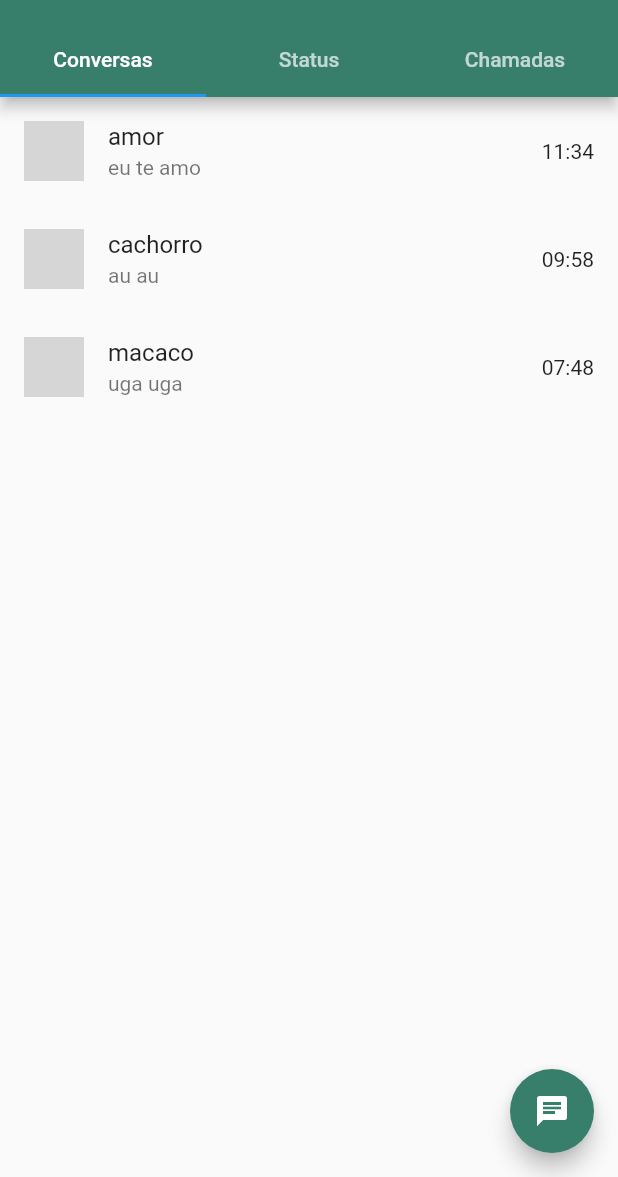
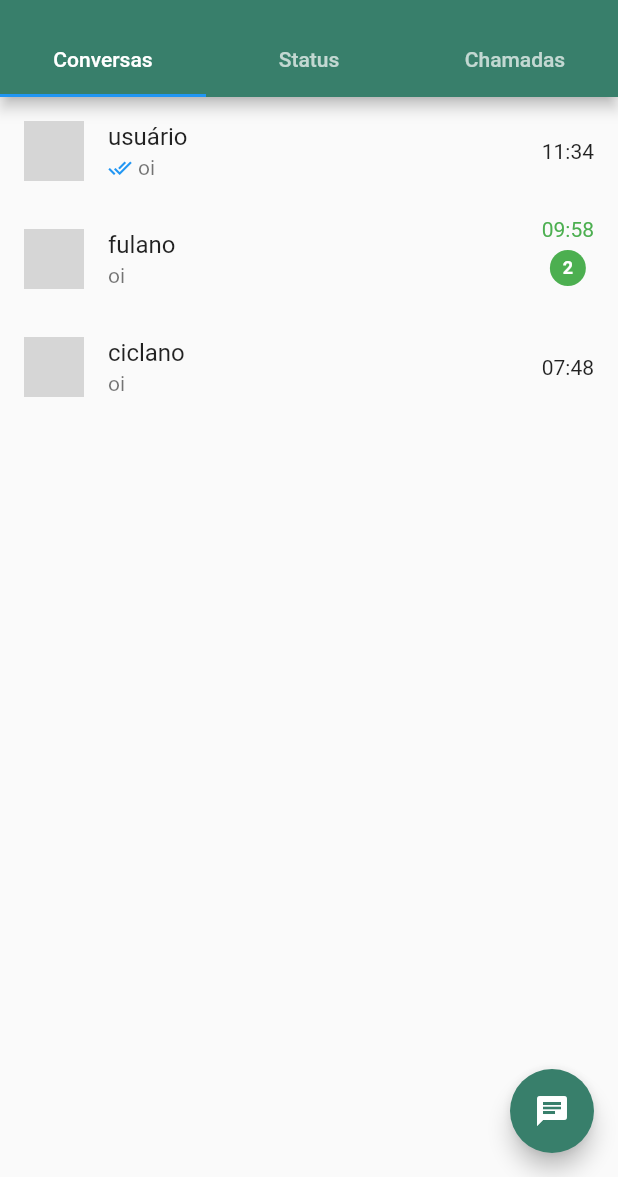
Before and after one commit to maluroojas/pdm, a Flutter app: the screen it shows after launch, on a phone screen of 412 x 824 dp, the part 59-1236 px from its top. Run offline on Flutter 3.47's test engine with Material 2 defaults, Android fonts, the phone set to English and light mode, and no system bars; network calls fail; grey boxes are pictures that could not be loaded.

Commit message:
Add files via upload

```diff
--- a/lib/chamadas.dart
+++ b/lib/chamadas.dart
@@ -1,3 +1,5 @@
+// ignore_for_file: prefer_const_constructors
+
 import 'package:flutter/material.dart';
 
 class Chamadas extends StatelessWidget {
--- a/lib/conversas.dart
+++ b/lib/conversas.dart
@@ -1,4 +1,4 @@
-// ignore_for_file: prefer_const_constructors, duplicate_ignore, avoid_print
+// ignore_for_file: prefer_const_constructors, duplicate_ignore, avoid_print, prefer_const_literals_to_create_immutables
 
 import 'package:flutter/material.dart';
 
@@ -11,40 +11,70 @@ class Conversas extends StatelessWidget {
       children: [
         // ignore: duplicate_ignore
         ListTile(
-              onTap:() {
+          onTap: () {
             print("A convera foi clicada");
           },
           // ignore: prefer_const_constructors
           leading: CircleAvatar(
-                backgroundImage: NetworkImage(
-                    ""),
+            backgroundImage: NetworkImage(""),
           ),
-              title: Text("amor"),
-              subtitle: Text("eu te amo"),
-              trailing: Text("11:34"),
+          title: Text("usuário"),
+          subtitle: Row(
+            children: [
+              Icon(
+                Icons.done_all,
+                size: 16,
+                color: Colors.blue,
+              ),
+              SizedBox(width: 4),
+              Text("oi"),
+            ],
+          ),
+          trailing: Text(
+            "11:34",
+          ),
         ),
         ListTile(
-              onTap:() {
+          onTap: () {
             print("A convera foi clicada");
           },
           leading: CircleAvatar(
-                backgroundImage: NetworkImage(
-                    "https://i.pinimg.com/564x/65/c9/b6/65c9b6dd6669c488658b9b132523c8a9.jpg"),
+            backgroundImage: NetworkImage(""),
           ),
-              title: Text("cachorro"),
-              subtitle: Text("au au"),
-              trailing: Text("09:58"),
+          title: Text("fulano"),
+          subtitle: Text("oi"),
+          trailing: Column(
+            children: [
+              Text(
+                "09:58",
+                style: TextStyle(
+                  color: Colors.green,
+                ),
+              ),
+              SizedBox(height: 6),
+              CircleAvatar(
+                backgroundColor: Colors.green,
+                radius: 12,
+                child: Text("2",
+                style:TextStyle(
+                color: Colors.white,
+                fontSize: 12,
+                fontWeight: FontWeight.bold,
+                )
+                ),
+              ),
+            ],
+          ),
         ),
         ListTile(
-              onTap:() {
+          onTap: () {
             print("A convera foi clicada");
           },
           leading: CircleAvatar(
-                backgroundImage: NetworkImage(
-                    "https://plus.unsplash.com/premium_photo-1667155652582-6756dd8749a2?ixlib=rb-4.0.3&ixid=MnwxMjA3fDB8MHxwaG90by1wYWdlfHx8fGVufDB8fHx8&auto=format&fit=crop&w=687&q=80"),
+            backgroundImage: NetworkImage(""),
           ),
-              title: Text("macaco"),
-              subtitle: Text("uga uga"),
+          title: Text("ciclano"),
+          subtitle: Text("oi"),
           trailing: Text("07:48"),
         ),
       ],
--- a/lib/status.dart
+++ b/lib/status.dart
@@ -36,6 +36,7 @@ class Status extends StatelessWidget {
               color: Color.fromARGB(255, 51, 156, 54),
               ),
               ),
+              SizedBox(width: 8,),
               Icon(Icons.verified,
               size: 18,
               color: Colors.green,
@@ -49,9 +50,9 @@ class Status extends StatelessWidget {
               },
               leading: CircleAvatar(
                 backgroundImage: NetworkImage(
-                    "https://i.pinimg.com/564x/cb/00/b1/cb00b14998c9e758f62cd8574f37181a.jpg"),
+                    ""),
               ),
-              title: Text("sara"),
+              title: Text("fulano"),
               subtitle: Text("Há 2 minutos"),
               ),
             ListTile(
@@ -60,9 +61,9 @@ class Status extends StatelessWidget {
               },
               leading: CircleAvatar(
                 backgroundImage: NetworkImage(
-                    "https://i.pinimg.com/564x/7d/d4/64/7dd464007ed71916d4259ba4a972db87.jpg"),
+                    ""),
               ),
-              title: Text("julia"),
+              title: Text("usuario"),
               subtitle: Text("Há 4 minutos"),
             ),
             ListTile(
@@ -71,9 +72,9 @@ class Status extends StatelessWidget {
               },
               leading: CircleAvatar(
                 backgroundImage: NetworkImage(
-                    "https://i.pinimg.com/564x/f1/89/d6/f189d63a2849a83f6d8ff8e17578fc9b.jpg"),
+                    ""),
               ),
-              title: Text("pedro"),
+              title: Text("ciclano"),
               subtitle: Text("Hoje 08:28"),
             ),
           ],
```
Lines whose indentation alone changed are shown as unchanged.
